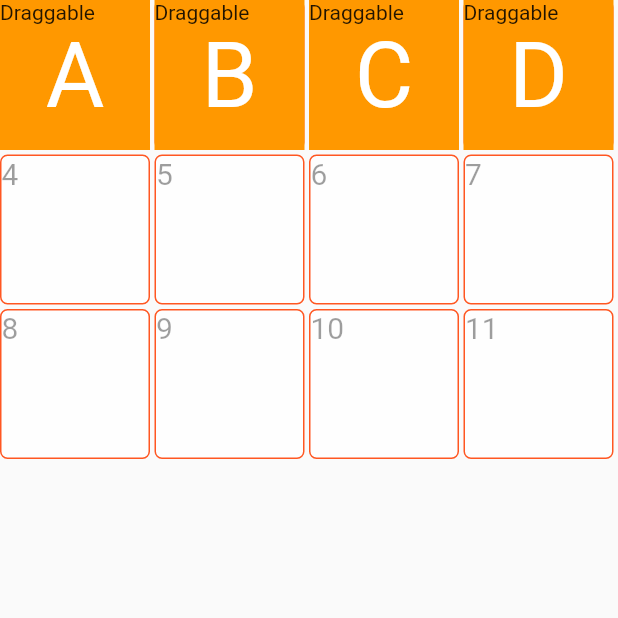
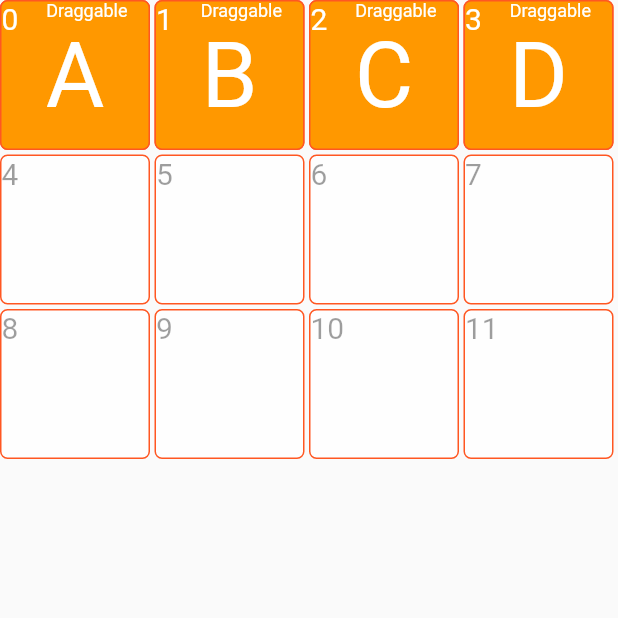
Before and after one commit to ume-bar/Draggable, a Flutter app: the screen it shows after launch, on a phone screen of 412 x 824 dp, the top half of it. Run offline on Flutter 3.47's test engine with Material 2 defaults, Android fonts, the phone set to English and light mode, and no system bars.

Commit message:
add analysis

```diff
--- a/lib/main.dart
+++ b/lib/main.dart
@@ -1,11 +1,11 @@
 import 'package:flutter/material.dart';
 
-
+// カテゴリのクラスを定義
 class Category {
   int index;
   String name;
   bool draggable = true;
-
+// ゲッターでindexとnameを使用
   Category(this.index, this.name);
 }
 
@@ -32,13 +32,14 @@ class DraggableTest extends StatefulWidget {
 }
 
 class DraggableTestState extends State<DraggableTest> {
+  // List.generateとString.fromCharCodeで規則性のあるラテン文字を要素に持つリストを作成
   List<Category> list = List.generate(
       4,
       (index) =>
           Category(index, String.fromCharCode(index + 'A'.codeUnits[0])));
 
   int index = 0;
-
+// indexの初期値を設定
   void updator() {
     setState(() {
       index = index + 1;
@@ -53,6 +54,7 @@ class DraggableTestState extends State<DraggableTest> {
       body: GridView.extent(
           maxCrossAxisExtent: 120,
           children: List.generate(12, (i) {
+            // 12個のwidgetを作成
             return DragTargetItem(i, list, updator);
           })),
     );
@@ -61,6 +63,7 @@ class DraggableTestState extends State<DraggableTest> {
 
 // ignore: must_be_immutable
 class DragTargetItem extends StatefulWidget {
+  // indexウィジェットの内容
   final int index;
   final List<Category> list;
   final Function() updator;
@@ -73,12 +76,13 @@ class DragTargetItem extends StatefulWidget {
 }
 
 class _DragTargetState extends State<DragTargetItem> {
+  // ドラッグ&ドロップを判定するbool値
   bool willAccept = false;
-  bool willReject = false;
+
   @override
   Widget build(BuildContext context) {
     return Stack(children: <Widget>[
-
+      // ドラッグターゲットのウィジェット
       DragTarget(
         builder: (context, candidateData, rejectedData) {
           return Container(
@@ -99,19 +103,25 @@ class _DragTargetState extends State<DragTargetItem> {
             });
           } else {
             setState(() {
+              // DragTargetItemでターゲットになったリスト内の最初の一致を返す
               final cat = widget.list
                   .firstWhere((category) => category.index == widget.index);
+              // Draggableで掴んだリスト内の最初の一致を返す
               final cat2 = widget.list
                   .firstWhere((category) => category.index == data!.index);
+              // swapで入れ替え
               final tmp = cat.index;
               cat.index = cat2.index;
               cat2.index = tmp;
+              // indexを更新
               widget.updator();
             });
           }
           willAccept = false;
         },
         onWillAccept: (data) {
+          // ignore: avoid_print
+          print("ターゲット確認 $data");
           willAccept = true;
           return true;
         },
@@ -124,8 +134,11 @@ class _DragTargetState extends State<DragTargetItem> {
       ),
       if (category() != null && category()!.draggable)
         Draggable(
+          // feedbackをchildと同じにする
           ignoringFeedbackSemantics: false,
+          // ターゲットに入れたい値を設定、ここでは照合した結果を入れる
           data: category(),
+          // DragTargetで受け入られた時呼び出される
           onDragCompleted: () {
             setState(() {
               for (var d in widget.list) {
@@ -133,11 +146,13 @@ class _DragTargetState extends State<DragTargetItem> {
               }
               widget.updator();
             });
+            print("ドロップ完了");
           },
           onDragUpdate: (detail) {
             setState(() {});
           },
           onDragStarted: () {
+            print("ドラッグ開始");
             willAccept = true;
             setState(() {
               for (var d in widget.list) {
@@ -147,22 +162,47 @@ class _DragTargetState extends State<DragTargetItem> {
             });
           },
           onDragEnd: (data) {
+            print("ドラッグ終了: $data");
             willAccept = false;
           },
-          feedback: draggableWidget(),
-          childWhenDragging: draggableWidget(),
-          child: draggableWidget(),
+          // ドラッグ中、ターゲットに当てられるウィジェット
+          feedback: draggableWidget('B'),
+          // ドラッグアイテムの初期値のウィジェット
+          childWhenDragging: draggableWidget('C'),
+          // ドラッグアイテムの下に位置するウィジェットでレイアウト可能
+          child: draggableWidget('A'),
         ),
-      if (category() != null && category()!.draggable) const Text("Draggable")
+      // draggableできる要素に装飾
+      if (category() != null && category()!.draggable)
+        // ignore: avoid_unnecessary_containers
+        Container(
+            alignment: Alignment.topRight,
+            padding: const EdgeInsets.only(right: 18),
+            child: const Text("Draggable",
+                style: TextStyle(
+                  color: Colors.white,
+                  fontSize: 12.0,
+                )))
     ]);
   }
 
-  Widget draggableWidget() {
+// 引数でUIを変更できるようにしたウィジェット関数
+  Widget draggableWidget(String m) {
     return Container(
         width: 100,
         height: 100,
-        decoration: const BoxDecoration(color: Colors.orange),
+        decoration: BoxDecoration(
+            color: (m == 'C') ? Colors.orangeAccent : Colors.orange,
+            border: Border.all(color: Colors.deepOrange),
+            borderRadius: BorderRadius.circular(5)),
         child: Stack(children: <Widget>[
+          (m == 'A')
+              ? Text(widget.index.toString(),
+                  style: const TextStyle(
+                      color: Colors.white,
+                      fontSize: 20.0,
+                      decoration: TextDecoration.none))
+              : Container(),
           Center(
               child: Text(category()?.name ?? widget.index.toString(),
                   style: const TextStyle(
@@ -172,7 +212,7 @@ class _DragTargetState extends State<DragTargetItem> {
         ]));
   }
 
-
+// １２個あるウィジェットの中にあるインスタンスのindexを照合
   Category? category() {
     final i = widget.list.indexWhere(((item) => item.index == widget.index));
     return i >= 0 ? widget.list[i] : null;
```
